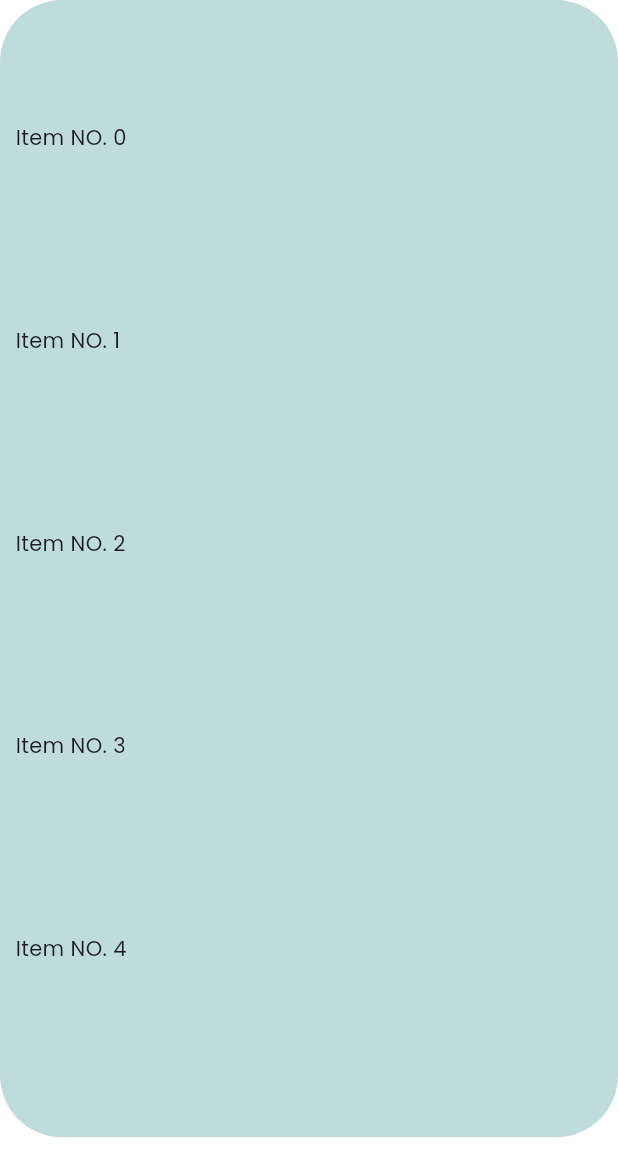
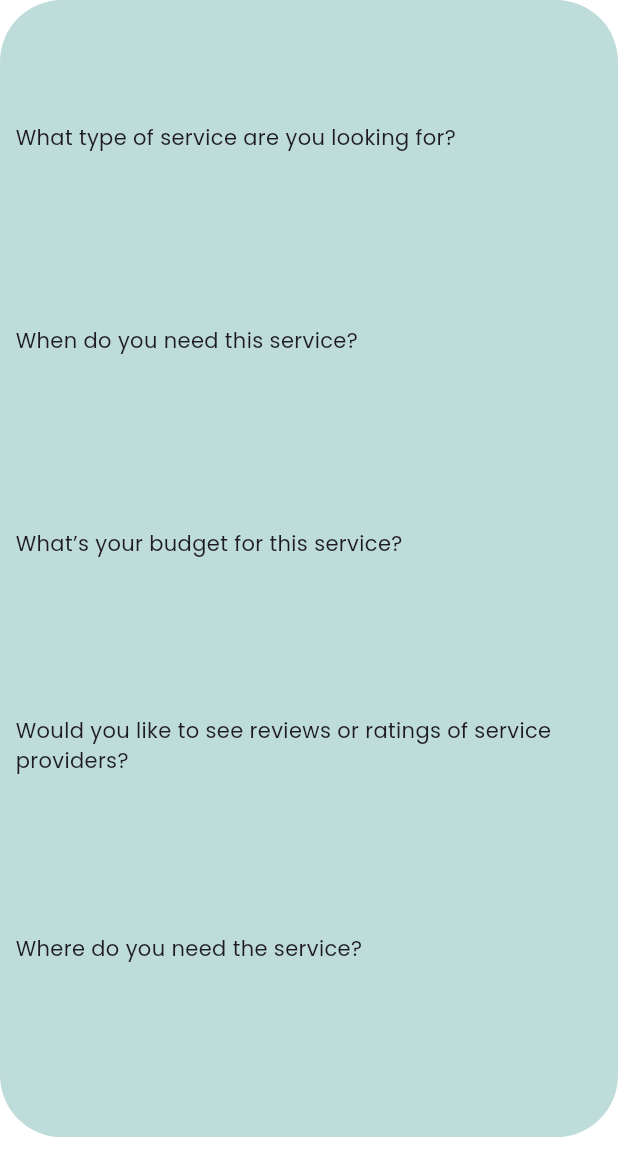
Before and after one commit to mabid2023GT/link-win-mob-app, a Flutter app: the ServiceProviderSearchEngine widget shown alone on an empty page, opened directly, on a phone screen of 412 x 824 dp. Shown: the top 1176 px of the screen. Run offline on Flutter 3.47's test engine with Material 3 defaults, Android fonts, the light colour scheme and no system bars; our stand-ins replace cloud_firestore, firebase_auth, firebase_core, flutter_riverpod, flutter_svg, font_awesome_flutter and 5 more; accounts and stored records are empty; network calls fail.

Commit message:
implementing search engine

```diff
--- /dev/null
+++ b/lib/core/models/service_providers/service_providers_search_model.dart
@@ -0,0 +1,35 @@
+class ServiceProvidersSearchQuery {
+  final Map<String, List<String>> queryCriteriaMap;
+  final Map<String, String> userResponsesMap;
+
+  ServiceProvidersSearchQuery({
+    required this.queryCriteriaMap,
+  }) : userResponsesMap = {
+          for (var query in queryCriteriaMap.keys) query: '',
+        };
+
+  // Named constructor
+  ServiceProvidersSearchQuery.withResponses({
+    required this.queryCriteriaMap,
+    required this.userResponsesMap,
+  });
+
+  int get length => queryCriteriaMap.length;
+
+  List<MapEntry<String, List<String>>> queryCriteriaMapAsList() =>
+      queryCriteriaMap.entries.toList();
+
+  List<String> getOptions(String query) => queryCriteriaMap[query] ?? [];
+
+  ServiceProvidersSearchQuery updateUserResponse(
+      String query, String selectedOption) {
+    final updatedResponses = {
+      ...userResponsesMap,
+      query: selectedOption,
+    };
+    return ServiceProvidersSearchQuery.withResponses(
+      queryCriteriaMap: queryCriteriaMap,
+      userResponsesMap: updatedResponses,
+    );
+  }
+}
--- /dev/null
+++ b/lib/core/models/service_providers/service_providers_search_query.dart
@@ -0,0 +1,9 @@
+class ServiceProvidersSearchQuery {
+  final Map<String, List<String>> queryCriteriaMap;
+  final Map<String, String> userResponsesMap;
+
+  ServiceProvidersSearchQuery({
+    required this.queryCriteriaMap,
+    required this.userResponsesMap,
+  });
+}
--- a/lib/features/home/service_providers/widgets/service_provider_search_engine.dart
+++ b/lib/features/home/service_providers/widgets/service_provider_search_engine.dart
@@ -1,14 +1,19 @@
 import 'package:flutter/material.dart';
+import 'package:flutter_riverpod/flutter_riverpod.dart';
 import 'package:link_win_mob_app/core/config/colors.dart';
+import 'package:link_win_mob_app/core/models/service_providers/service_providers_search_model.dart';
+import 'package:link_win_mob_app/providers/service_providers/service_providers_search_query_notifier.dart';
 import 'package:link_win_mob_app/responsive_ui_tools/widgets/layout_builder_child.dart';
 
-class ServiceProviderSearchEngine extends StatelessWidget {
+class ServiceProviderSearchEngine extends ConsumerWidget {
   ServiceProviderSearchEngine({super.key});
   final ValueNotifier<bool> _isActionsWidgetVisibleNotifier =
       ValueNotifier(false);
 
   @override
-  Widget build(BuildContext context) {
+  Widget build(BuildContext context, WidgetRef ref) {
+    final searchQuery = ref.watch(serviceProvidersSearchQueryProvider);
+
     return LayoutChildBuilder(
       child: (minSize, maxSize) {
         double bottomPad = maxSize.height * 0.08;
@@ -31,14 +36,14 @@ class ServiceProviderSearchEngine extends StatelessWidget {
               color: kHeaderColor,
               borderRadius: BorderRadius.circular(borderRadius),
             ),
-            child: _searchLayout(),
+            child: _searchLayout(searchQuery),
           ),
         );
       },
     );
   }
 
-  _searchLayout() {
+  _searchLayout(ServiceProvidersSearchQuery searchQuery) {
     return LayoutChildBuilder(
       child: (minSize, maxSize) {
         Size itemSize = Size(maxSize.width * 0.9, maxSize.height * 0.15);
@@ -52,7 +57,7 @@ class ServiceProviderSearchEngine extends StatelessWidget {
             return Stack(
               children: [
                 _searchListView(maxSize, itemSize, isActionsWidgetVisible,
-                    actionsWidgetSize.height),
+                    actionsWidgetSize.height, searchQuery),
                 Visibility(
                   visible: isActionsWidgetVisible,
                   child: Positioned(
@@ -79,8 +84,10 @@ class ServiceProviderSearchEngine extends StatelessWidget {
   }
 
   _searchListView(Size maxSize, Size itemSize, bool isActionsWidgetVisible,
-      double bootomSpace) {
-    int length = 10;
+      double bootomSpace, ServiceProvidersSearchQuery searchQuery) {
+    int length = searchQuery.length;
+    final List<MapEntry<String, List<String>>> dataList =
+        searchQuery.queryCriteriaMapAsList();
     return ListView.separated(
       itemCount: length + 1,
       separatorBuilder: (context, index) => SizedBox(
@@ -92,11 +99,12 @@ class ServiceProviderSearchEngine extends StatelessWidget {
             height: bootomSpace,
           );
         } else if (index < length) {
+          MapEntry<String, List<String>> entry = dataList[index];
           return Container(
             width: itemSize.width,
             height: itemSize.height,
             alignment: AlignmentDirectional.centerStart,
-            child: Text('Item NO. $index'),
+            child: Text(entry.key),
           );
         } else {
           return SizedBox();
--- /dev/null
+++ b/lib/providers/service_providers/service_providers_search_query_notifier.dart
@@ -0,0 +1,66 @@
+import 'package:flutter_riverpod/flutter_riverpod.dart';
+import 'package:link_win_mob_app/core/models/service_providers/service_providers_search_model.dart';
+
+final serviceProvidersSearchQueryProvider = StateNotifierProvider<
+    ServiceProvidersSearchQueryNotifier, ServiceProvidersSearchQuery>(
+  (ref) => ServiceProvidersSearchQueryNotifier(),
+);
+
+class ServiceProvidersSearchQueryNotifier
+    extends StateNotifier<ServiceProvidersSearchQuery> {
+  ServiceProvidersSearchQueryNotifier()
+      : super(
+          ServiceProvidersSearchQuery(
+            queryCriteriaMap: _initQueryCriteria(),
+          ),
+        );
+
+  // Method to update user responses
+  void updateUserResponse(String query, String selectedOption) {
+    state = state.updateUserResponse(query, selectedOption);
+  }
+
+  // Method to initialize the questions and options
+  static Map<String, List<String>> _initQueryCriteria() {
+    return {
+      'What type of service are you looking for?': [
+        'Plumbing',
+        'Electrical Work',
+        'Carpentry',
+        'House Cleaning',
+        'Gardening/Landscaping',
+        'Moving Services',
+        'Appliance Repair',
+        'Painting & Decorating',
+        'Handyman Services',
+      ],
+      'When do you need this service?': ['Immediately', 'Scheduled'],
+      'What’s your budget for this service?': [
+        'Under \$100',
+        '\$100 – \$200',
+        '\$200 – \$500',
+        '\$500+'
+      ],
+      'Would you like to see reviews or ratings of service providers?': [
+        'Yes',
+        'No'
+      ],
+      'Where do you need the service?': [
+        'Haifa District',
+        'Acre District',
+        'Tel-Aviv',
+        'Jerusalem',
+        'Eilat',
+        'Wadi Ara',
+        'Nazareth',
+        'Ashkelon',
+        'Beer Sheba',
+        'Tiberias',
+        'Jenin',
+        'Hebron',
+        'Nablus',
+        'Jericho',
+      ],
+    };
+  }
+}
```
